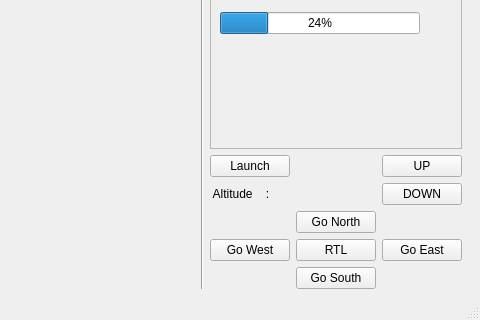
Before: the Qt Designer form window.ui in supertigim/droneController, drawn with Qt 5; both pictures show x 435 to 915 and y 404 to 724 of the 915 by 724 pixel window.
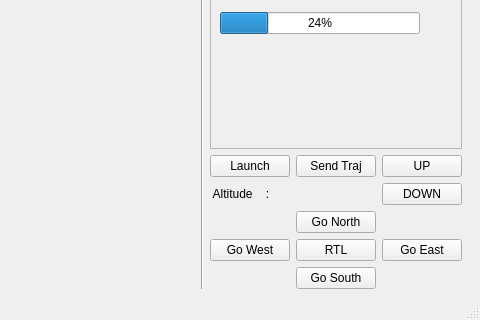
After: the same form once the commit is applied.

```diff
--- a/window.ui
+++ b/window.ui
@@ -186,6 +186,13 @@
           </property>
          </widget>
         </item>
+        <item row="3" column="1">
+         <widget class="QPushButton" name="btnSendTraj">
+          <property name="text">
+           <string>Send Traj</string>
+          </property>
+         </widget>
+        </item>
        </layout>
       </item>
      </layout>
```
